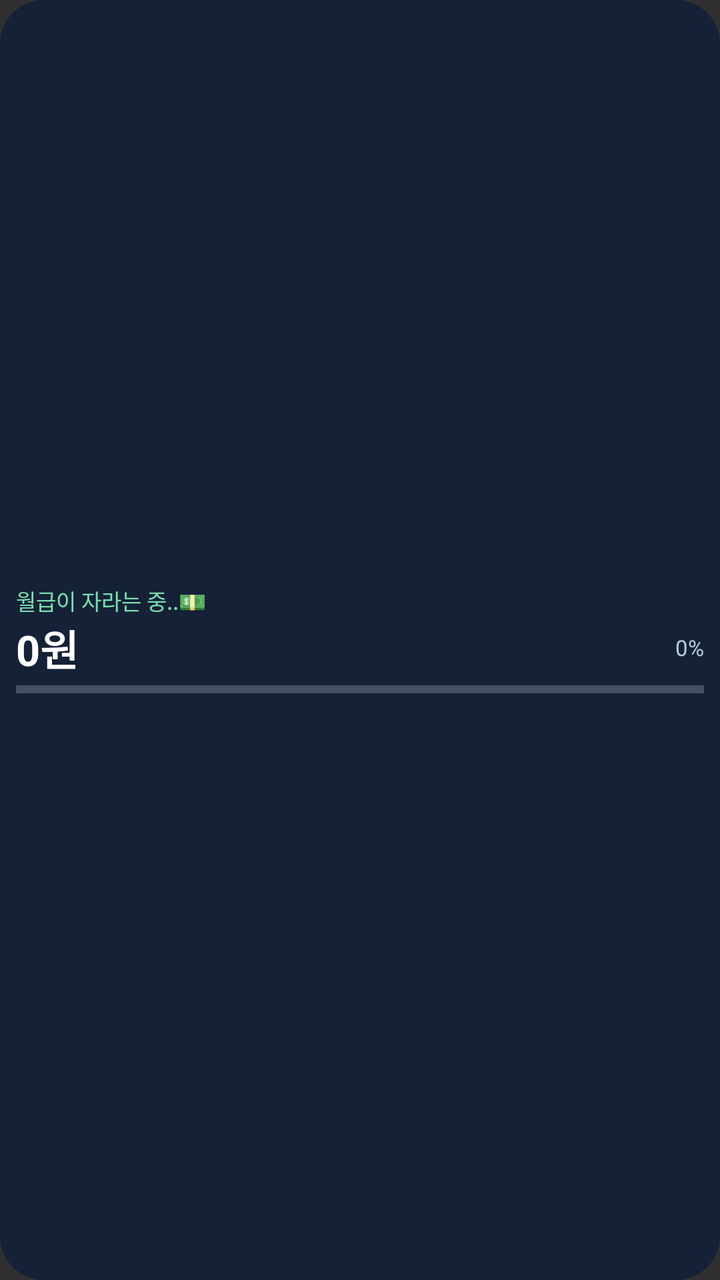
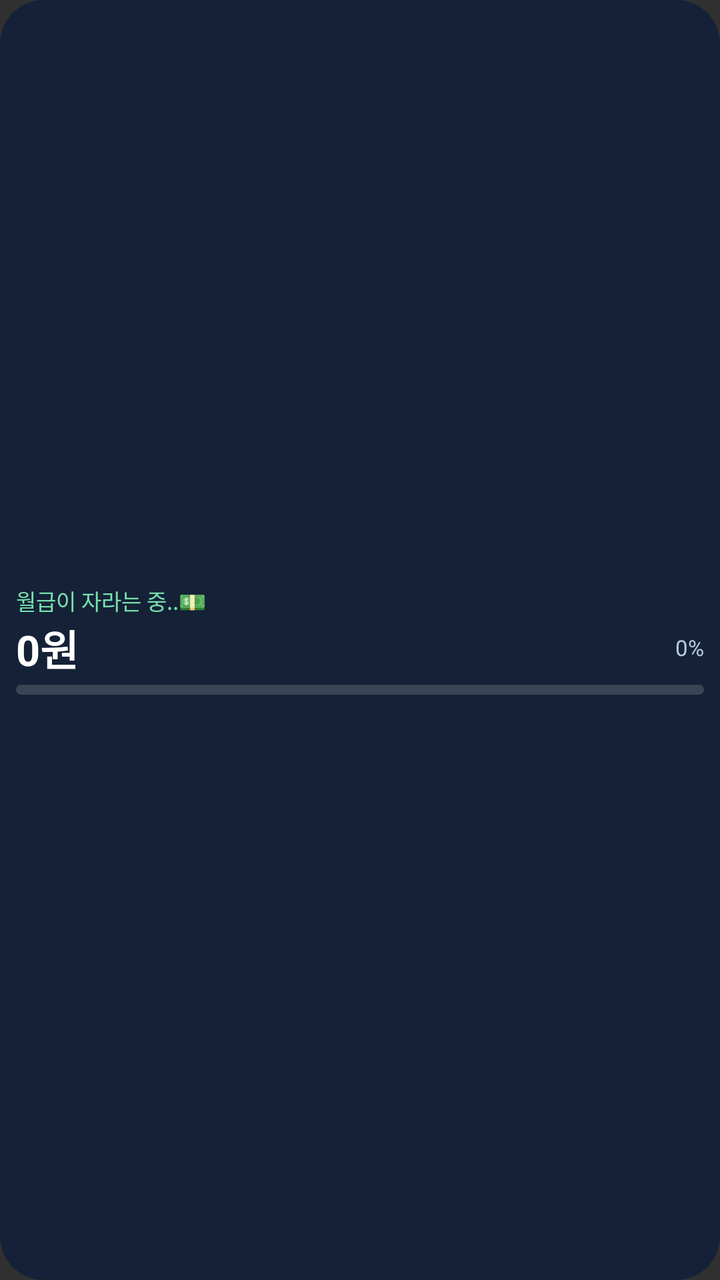

Compare the two renders of this Android layout. The source of the first and the diff that turns it into the second are given below.
<!-- AndroidManifest.xml: application theme android:Theme.Material.NoActionBar -->
<!-- res/layout/salary_widget_three.xml -->
<LinearLayout android:id="@+id/widget_root" xmlns:android="http://schemas.android.com/apk/res/android" android:layout_width="match_parent" android:layout_height="match_parent" android:orientation="vertical" android:gravity="center_vertical" android:padding="8dp" android:background="@drawable/widget_bg"><TextView android:id="@+id/title" android:layout_width="match_parent" android:layout_height="wrap_content" android:text="월급이 자라는 중..💵" android:textColor="#78E0AE" android:textSize="11sp" android:singleLine="true"/><LinearLayout android:layout_width="match_parent" android:layout_height="wrap_content" android:orientation="horizontal" android:gravity="center_vertical"><TextView android:id="@+id/amount" android:layout_width="0dp" android:layout_weight="1" android:layout_height="wrap_content" android:text="0원" android:textColor="#FFFFFF" android:textSize="21sp" android:textStyle="bold" android:singleLine="true" android:autoSizeTextType="uniform" android:autoSizeMinTextSize="11sp" android:autoSizeMaxTextSize="21sp"/><TextView android:id="@+id/progress_text" android:layout_width="wrap_content" android:layout_height="wrap_content" android:text="0%" android:textColor="#B8CADF" android:textSize="11sp"/></LinearLayout><ProgressBar android:id="@+id/progress" style="?android:attr/progressBarStyleHorizontal" android:layout_width="match_parent" android:layout_height="5dp" android:layout_marginTop="3dp" android:max="10000" android:progressTint="#78E0AE"/></LinearLayout>
<!-- resources referenced by this layout -->
<resources>
  <!-- drawable widget_bg (drawable) -->
  <shape xmlns:android="http://schemas.android.com/apk/res/android" android:shape="rectangle">
      <solid android:color="#142136"/>
      <corners android:radius="22dp"/>
  </shape>
</resources>

<!-- the commit's change to res/layout/salary_widget_three.xml (unified diff, before → after) -->
@@ -1 +1 @@
-<LinearLayout android:id="@+id/widget_root" xmlns:android="http://schemas.android.com/apk/res/android" android:layout_width="match_parent" android:layout_height="match_parent" android:orientation="vertical" android:gravity="center_vertical" android:padding="8dp" android:background="@drawable/widget_bg"><TextView android:id="@+id/title" android:layout_width="match_parent" android:layout_height="wrap_content" android:text="월급이 자라는 중..💵" android:textColor="#78E0AE" android:textSize="11sp" android:singleLine="true"/><LinearLayout android:layout_width="match_parent" android:layout_height="wrap_content" android:orientation="horizontal" android:gravity="center_vertical"><TextView android:id="@+id/amount" android:layout_width="0dp" android:layout_weight="1" android:layout_height="wrap_content" android:text="0원" android:textColor="#FFFFFF" android:textSize="21sp" android:textStyle="bold" android:singleLine="true" android:autoSizeTextType="uniform" android:autoSizeMinTextSize="11sp" android:autoSizeMaxTextSize="21sp"/><TextView android:id="@+id/progress_text" android:layout_width="wrap_content" android:layout_height="wrap_content" android:text="0%" android:textColor="#B8CADF" android:textSize="11sp"/></LinearLayout><ProgressBar android:id="@+id/progress" style="?android:attr/progressBarStyleHorizontal" android:layout_width="match_parent" android:layout_height="5dp" android:layout_marginTop="3dp" android:max="10000" android:progressTint="#78E0AE"/></LinearLayout>
+<LinearLayout android:id="@+id/widget_root" xmlns:android="http://schemas.android.com/apk/res/android" android:layout_width="match_parent" android:layout_height="match_parent" android:orientation="vertical" android:gravity="center_vertical" android:padding="8dp" android:background="@drawable/widget_bg"><TextView android:id="@+id/title" android:layout_width="match_parent" android:layout_height="wrap_content" android:text="월급이 자라는 중..💵" android:textColor="#78E0AE" android:textSize="11sp" android:singleLine="true"/><LinearLayout android:layout_width="match_parent" android:layout_height="wrap_content" android:orientation="horizontal" android:gravity="center_vertical"><FrameLayout android:layout_width="0dp" android:layout_height="wrap_content" android:layout_weight="1"><TextView android:id="@+id/amount" android:layout_width="match_parent" android:layout_height="wrap_content" android:text="0원" android:textColor="#FFFFFF" android:textSize="21sp" android:textStyle="bold" android:singleLine="true" android:autoSizeTextType="uniform" android:autoSizeMinTextSize="11sp" android:autoSizeMaxTextSize="21sp"/><ImageView android:id="@+id/rainbow_amount" android:layout_width="match_parent" android:layout_height="match_parent" android:visibility="gone" android:scaleType="fitStart" android:adjustViewBounds="false"/></FrameLayout><TextView android:id="@+id/progress_text" android:layout_width="wrap_content" android:layout_height="wrap_content" android:text="0%" android:textColor="#B8CADF" android:textSize="11sp"/></LinearLayout><ProgressBar android:id="@+id/progress" style="?android:attr/progressBarStyleHorizontal" android:layout_width="match_parent" android:layout_height="5dp" android:layout_marginTop="3dp" android:max="10000" android:progressDrawable="@drawable/widget_progress_green"/><ProgressBar android:id="@+id/progress_lastfive" style="?android:attr/progressBarStyleHorizontal" android:layout_width="match_parent" android:layout_height="5dp" android:layout_marginTop="3dp" android:max="10000" android:progressDrawable="@drawable/widget_progress_lastfive" android:visibility="gone"/></LinearLayout>
<!-- resource entries referenced after the edit -->
@@ -5,5 +5,9 @@
       <solid android:color="#142136"/>
       <corners android:radius="22dp"/>
   </shape>
+  <!-- drawable widget_progress_green (drawable) -->
+  <layer-list xmlns:android="http://schemas.android.com/apk/res/android"><item android:id="@android:id/background"><shape android:shape="rectangle"><corners android:radius="6dp"/><solid android:color="#394454"/></shape></item><item android:id="@android:id/progress"><clip><shape android:shape="rectangle"><corners android:radius="6dp"/><gradient android:angle="0" android:startColor="#075C32" android:endColor="#B8F5B0"/></shape></clip></item></layer-list>
+  <!-- drawable widget_progress_lastfive (drawable) -->
+  <layer-list xmlns:android="http://schemas.android.com/apk/res/android"><item android:id="@android:id/background"><shape android:shape="rectangle"><corners android:radius="6dp"/><solid android:color="#394454"/></shape></item><item android:id="@android:id/progress"><clip><shape android:shape="rectangle"><corners android:radius="6dp"/><gradient android:angle="0" android:startColor="#E44755" android:centerColor="#075C32" android:endColor="#B8F5B0"/></shape></clip></item></layer-list>
 </resources>
 
